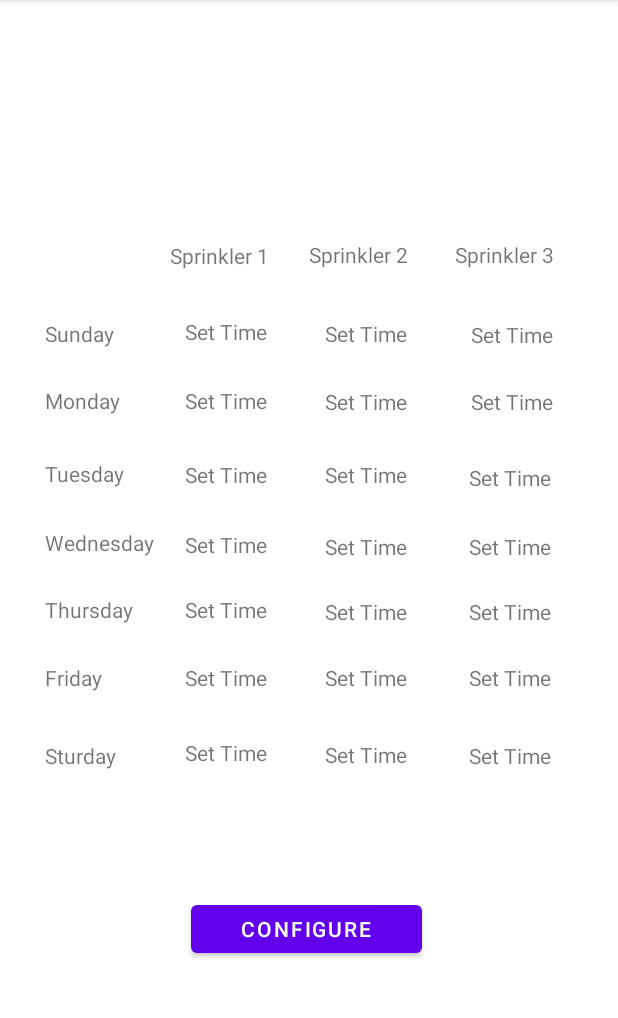
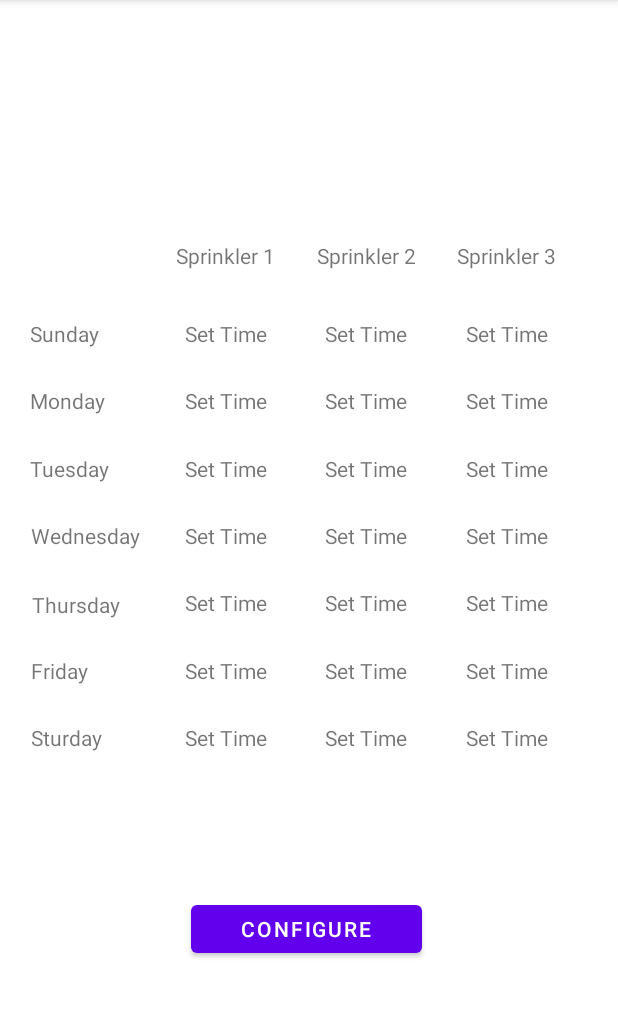
Before and after one commit to AviK-codes/AndroidMQTT, an Android app: the MainActivityMqttSetting screen opened directly, with no data from a screen before it, after a tap on "CONFIGURE", on a phone screen of 412 x 824 dp, the part 84-1102 px from its top. Run offline under Robolectric (Android 15) with nearby library versions, the phone set to English and light mode, and no system bars; libraries missing offline, so code that uses them is left out: org.eclipse.paho.

```diff
--- a/app/src/main/java/com/example/test2/MainActivity.java
+++ b/app/src/main/java/com/example/test2/MainActivity.java
@@ -51,6 +51,7 @@ public class MainActivity extends AppCompatActivity {
     String subtopic = "iot-2/type/aweHGH7/id/irri555/evt/+/fmt/json";
     public MqttAndroidClient mqttAndroidClient;
     String devicedata="";
+    private static MainActivity instance;
 
     /*
         final String url = "tcp://broker.emqx.io";
@@ -65,6 +66,7 @@ public class MainActivity extends AppCompatActivity {
     protected void onCreate(Bundle savedInstanceState) {
         super.onCreate(savedInstanceState);
         setContentView(R.layout.activity_main);
+        instance = this;
 
         final int CONNECTION_TIMEOUT = 600;
         final int KEEP_ALIVE_INTERVAL = 200;
@@ -74,7 +76,7 @@ public class MainActivity extends AppCompatActivity {
         //dataReceived.setElegantTextHeight(true);
         //dataReceived.setInputType(InputType.TYPE_TEXT_FLAG_MULTI_LINE);
         //dataReceived.setSingleLine(false);
-
+        dataReceived.setMovementMethod(new ScrollingMovementMethod());
         //startMqtt();
         mqttAndroidClient = new MqttAndroidClient(this.getApplicationContext(), url, clientId);
         mqttAndroidClient.setCallback(new MqttCallback() {
@@ -227,6 +229,27 @@ public class MainActivity extends AppCompatActivity {
      Intent intent = new Intent(MainActivity.this, MainActivityMqttSetting.class);
      startActivity(intent);
     }
+
+    public static MainActivity getInstance() {
+        return instance;
+    }
+
+    public void SetDeviceSettings(String msg_header, String msg)
+    {
+        devicedata="";
+        try {
+            if (link_status == true)
+            {
+                Log.w("Mqtt", "Publishing message..");
+                //mqttAndroidClient.publish("iot-2/type/aweHGH7/id/irri555/cmd/solenoid1daytimeduration/fmt/json", new MqttMessage("{'Sunday' : ['1','1','1'], 'Monday' : ['2','2', '2'], 'Tuesday' : ['3','3','4'], 'wednesday' : ['5','5','5']}".getBytes()));
+                Log.w("jsonarray Sprink header tx", msg_header);
+                Log.w("jsonarray Sprink msg tx", msg);
+                mqttAndroidClient.publish(msg_header, new MqttMessage(msg.getBytes()));
+            }
+        } catch (MqttException e) {
+            e.printStackTrace();
+        }
+    }
 }
 /*
     private void startMqtt(){
--- a/app/src/main/java/com/example/test2/MainActivityMqttSetting.java
+++ b/app/src/main/java/com/example/test2/MainActivityMqttSetting.java
@@ -240,17 +240,17 @@ public class MainActivityMqttSetting extends AppCompatActivity
 
         for (int i=0; i<7; i++)
         {
-            timedarray1.put(Soleniod1DayTimeDuration[i][0]);
-            timedarray1.put(Soleniod1DayTimeDuration[i][1]);
-            timedarray1.put(Soleniod1DayTimeDuration[i][2]);
+            timedarray1.put(Integer.toString(Soleniod1DayTimeDuration[i][0]));
+            timedarray1.put(Integer.toString(Soleniod1DayTimeDuration[i][1]));
+            timedarray1.put(Integer.toString(Soleniod1DayTimeDuration[i][2]));
 
-            timedarray2.put(Soleniod2DayTimeDuration[i][0]);
-            timedarray2.put(Soleniod2DayTimeDuration[i][1]);
-            timedarray2.put(Soleniod2DayTimeDuration[i][2]);
+            timedarray2.put(Integer.toString(Soleniod2DayTimeDuration[i][0]));
+            timedarray2.put(Integer.toString(Soleniod2DayTimeDuration[i][1]));
+            timedarray2.put(Integer.toString(Soleniod2DayTimeDuration[i][2]));
 
-            timedarray3.put(Soleniod3DayTimeDuration[i][0]);
-            timedarray3.put(Soleniod3DayTimeDuration[i][1]);
-            timedarray3.put(Soleniod3DayTimeDuration[i][2]);
+            timedarray3.put(Integer.toString(Soleniod3DayTimeDuration[i][0]));
+            timedarray3.put(Integer.toString(Soleniod3DayTimeDuration[i][1]));
+            timedarray3.put(Integer.toString(Soleniod3DayTimeDuration[i][2]));
             try
             {
              jsonObjSprinkler1.put(daysofweek[i], timedarray1);
@@ -271,6 +271,9 @@ public class MainActivityMqttSetting extends AppCompatActivity
         if (createFile(this, "sprinkler1",jsonObjSprinkler1.toString())) Log.w("file1","OK");
         if (createFile(this, "sprinkler2",jsonObjSprinkler2.toString())) Log.w("file2","OK");
         if (createFile(this, "sprinkler3",jsonObjSprinkler3.toString())) Log.w("file3","OK");
+        MainActivity.getInstance().SetDeviceSettings("iot-2/type/aweHGH7/id/irri555/cmd/solenoid1daytimeduration/fmt/json",jsonObjSprinkler1.toString());
+        MainActivity.getInstance().SetDeviceSettings("iot-2/type/aweHGH7/id/irri555/cmd/solenoid2daytimeduration/fmt/json",jsonObjSprinkler2.toString());
+        MainActivity.getInstance().SetDeviceSettings("iot-2/type/aweHGH7/id/irri555/cmd/solenoid3daytimeduration/fmt/json",jsonObjSprinkler3.toString());
     }
 
     private String readFile(Context context, String fileName)
@@ -341,4 +344,5 @@ public class MainActivityMqttSetting extends AppCompatActivity
             e.printStackTrace();
         }
     }
+
 }
--- a/app/src/main/res/layout/activity_main_mqtt_setting.xml
+++ b/app/src/main/res/layout/activity_main_mqtt_setting.xml
@@ -20,7 +20,7 @@
         android:text="@string/monday_txt"
         app:layout_constraintBottom_toBottomOf="parent"
         app:layout_constraintEnd_toEndOf="parent"
-        app:layout_constraintHorizontal_bias="0.083"
+        app:layout_constraintHorizontal_bias="0.056"
         app:layout_constraintStart_toStartOf="parent"
         app:layout_constraintTop_toTopOf="parent"
         app:layout_constraintVertical_bias="0.344" />
@@ -32,10 +32,10 @@
         android:text="@string/sturday_txt"
         app:layout_constraintBottom_toBottomOf="parent"
         app:layout_constraintEnd_toEndOf="parent"
-        app:layout_constraintHorizontal_bias="0.082"
+        app:layout_constraintHorizontal_bias="0.056"
         app:layout_constraintStart_toStartOf="parent"
         app:layout_constraintTop_toTopOf="parent"
-        app:layout_constraintVertical_bias="0.66" />
+        app:layout_constraintVertical_bias="0.644" />
 
     <TextView
         android:id="@+id/textViewsp1d5"
@@ -48,7 +48,7 @@
         app:layout_constraintHorizontal_bias="0.345"
         app:layout_constraintStart_toStartOf="parent"
         app:layout_constraintTop_toTopOf="parent"
-        app:layout_constraintVertical_bias="0.59000003" />
+        app:layout_constraintVertical_bias="0.584" />
 
     <TextView
         android:id="@+id/textViewsp1d0"
@@ -61,7 +61,7 @@
         app:layout_constraintHorizontal_bias="0.345"
         app:layout_constraintStart_toStartOf="parent"
         app:layout_constraintTop_toTopOf="parent"
-        app:layout_constraintVertical_bias="0.282" />
+        app:layout_constraintVertical_bias="0.284" />
 
     <TextView
         android:id="@+id/textViewsp1d2"
@@ -74,7 +74,7 @@
         app:layout_constraintHorizontal_bias="0.345"
         app:layout_constraintStart_toStartOf="parent"
         app:layout_constraintTop_toTopOf="parent"
-        app:layout_constraintVertical_bias="0.41" />
+        app:layout_constraintVertical_bias="0.404" />
 
     <TextView
         android:id="@+id/textViewsp1d3"
@@ -87,7 +87,7 @@
         app:layout_constraintHorizontal_bias="0.345"
         app:layout_constraintStart_toStartOf="parent"
         app:layout_constraintTop_toTopOf="parent"
-        app:layout_constraintVertical_bias="0.472" />
+        app:layout_constraintVertical_bias="0.464" />
 
     <TextView
         android:id="@+id/textViewsp1d4"
@@ -100,7 +100,7 @@
         app:layout_constraintHorizontal_bias="0.345"
         app:layout_constraintStart_toStartOf="parent"
         app:layout_constraintTop_toTopOf="parent"
-        app:layout_constraintVertical_bias="0.53" />
+        app:layout_constraintVertical_bias="0.524" />
 
     <TextView
         android:id="@+id/textViewsp1d1"
@@ -126,7 +126,7 @@
         app:layout_constraintHorizontal_bias="0.606"
         app:layout_constraintStart_toStartOf="parent"
         app:layout_constraintTop_toTopOf="parent"
-        app:layout_constraintVertical_bias="0.532" />
+        app:layout_constraintVertical_bias="0.524" />
 
     <TextView
         android:id="@+id/textViewsp2d5"
@@ -139,7 +139,7 @@
         app:layout_constraintHorizontal_bias="0.606"
         app:layout_constraintStart_toStartOf="parent"
         app:layout_constraintTop_toTopOf="parent"
-        app:layout_constraintVertical_bias="0.59" />
+        app:layout_constraintVertical_bias="0.584" />
 
     <TextView
         android:id="@+id/textViewSprinkler2"
@@ -148,10 +148,10 @@
         android:text="Sprinkler 2"
         app:layout_constraintBottom_toBottomOf="parent"
         app:layout_constraintEnd_toEndOf="parent"
-        app:layout_constraintHorizontal_bias="0.595"
+        app:layout_constraintHorizontal_bias="0.61"
         app:layout_constraintStart_toStartOf="parent"
         app:layout_constraintTop_toTopOf="parent"
-        app:layout_constraintVertical_bias="0.214" />
+        app:layout_constraintVertical_bias="0.215" />
 
     <TextView
         android:id="@+id/textViewsp2d2"
@@ -164,7 +164,7 @@
         app:layout_constraintHorizontal_bias="0.606"
         app:layout_constraintStart_toStartOf="parent"
         app:layout_constraintTop_toTopOf="parent"
-        app:layout_constraintVertical_bias="0.41" />
+        app:layout_constraintVertical_bias="0.404" />
 
     <TextView
         android:id="@+id/textViewsp3d1"
@@ -174,10 +174,10 @@
         android:text="TextView"
         app:layout_constraintBottom_toBottomOf="parent"
         app:layout_constraintEnd_toEndOf="parent"
-        app:layout_constraintHorizontal_bias="0.878"
+        app:layout_constraintHorizontal_bias="0.87"
         app:layout_constraintStart_toStartOf="parent"
         app:layout_constraintTop_toTopOf="parent"
-        app:layout_constraintVertical_bias="0.345" />
+        app:layout_constraintVertical_bias="0.344" />
 
     <TextView
         android:id="@+id/textViewsp3d3"
@@ -187,10 +187,10 @@
         android:text="TextView"
         app:layout_constraintBottom_toBottomOf="parent"
         app:layout_constraintEnd_toEndOf="parent"
-        app:layout_constraintHorizontal_bias="0.875"
+        app:layout_constraintHorizontal_bias="0.87"
         app:layout_constraintStart_toStartOf="parent"
         app:layout_constraintTop_toTopOf="parent"
-        app:layout_constraintVertical_bias="0.474" />
+        app:layout_constraintVertical_bias="0.464" />
 
     <TextView
         android:id="@+id/textViewsp3d5"
@@ -200,10 +200,10 @@
         android:text="TextView"
         app:layout_constraintBottom_toBottomOf="parent"
         app:layout_constraintEnd_toEndOf="parent"
-        app:layout_constraintHorizontal_bias="0.875"
+        app:layout_constraintHorizontal_bias="0.87"
         app:layout_constraintStart_toStartOf="parent"
         app:layout_constraintTop_toTopOf="parent"
-        app:layout_constraintVertical_bias="0.59000003" />
+        app:layout_constraintVertical_bias="0.584" />
 
     <TextView
         android:id="@+id/textViewsp3d6"
@@ -213,10 +213,10 @@
         android:text="TextView"
         app:layout_constraintBottom_toBottomOf="parent"
         app:layout_constraintEnd_toEndOf="parent"
-        app:layout_constraintHorizontal_bias="0.875"
+        app:layout_constraintHorizontal_bias="0.87"
         app:layout_constraintStart_toStartOf="parent"
         app:layout_constraintTop_toTopOf="parent"
-        app:layout_constraintVertical_bias="0.66" />
+        app:layout_constraintVertical_bias="0.644" />
 
     <TextView
         android:id="@+id/textViewsp3d0"
@@ -226,10 +226,10 @@
         android:text="TextView"
         app:layout_constraintBottom_toBottomOf="parent"
         app:layout_constraintEnd_toEndOf="parent"
-        app:layout_constraintHorizontal_bias="0.878"
+        app:layout_constraintHorizontal_bias="0.870"
         app:layout_constraintStart_toStartOf="parent"
         app:layout_constraintTop_toTopOf="parent"
-        app:layout_constraintVertical_bias="0.285" />
+        app:layout_constraintVertical_bias="0.284" />
 
     <TextView
         android:id="@+id/textViewSprinkler3"
@@ -238,10 +238,10 @@
         android:text="Sprinkler 3"
         app:layout_constraintBottom_toBottomOf="parent"
         app:layout_constraintEnd_toEndOf="parent"
-        app:layout_constraintHorizontal_bias="0.877"
+        app:layout_constraintHorizontal_bias="0.88"
         app:layout_constraintStart_toStartOf="parent"
         app:layout_constraintTop_toTopOf="parent"
-        app:layout_constraintVertical_bias="0.214" />
+        app:layout_constraintVertical_bias="0.215" />
 
     <TextView
         android:id="@+id/textViewsp3d2"
@@ -251,10 +251,10 @@
         android:text="TextView"
         app:layout_constraintBottom_toBottomOf="parent"
         app:layout_constraintEnd_toEndOf="parent"
-        app:layout_constraintHorizontal_bias="0.875"
+        app:layout_constraintHorizontal_bias="0.87"
         app:layout_constraintStart_toStartOf="parent"
         app:layout_constraintTop_toTopOf="parent"
-        app:layout_constraintVertical_bias="0.412" />
+        app:layout_constraintVertical_bias="0.404" />
 
     <TextView
         android:id="@+id/textViewsp3d4"
@@ -264,10 +264,10 @@
         android:text="TextView"
         app:layout_constraintBottom_toBottomOf="parent"
         app:layout_constraintEnd_toEndOf="parent"
-        app:layout_constraintHorizontal_bias="0.875"
+        app:layout_constraintHorizontal_bias="0.87"
         app:layout_constraintStart_toStartOf="parent"
         app:layout_constraintTop_toTopOf="parent"
-        app:layout_constraintVertical_bias="0.532" />
+        app:layout_constraintVertical_bias="0.524" />
 
     <TextView
         android:id="@+id/textViewsp2d6"
@@ -280,7 +280,7 @@
         app:layout_constraintHorizontal_bias="0.606"
         app:layout_constraintStart_toStartOf="parent"
         app:layout_constraintTop_toTopOf="parent"
-        app:layout_constraintVertical_bias="0.659" />
+        app:layout_constraintVertical_bias="0.644" />
 
     <TextView
         android:id="@+id/textViewsp2d3"
@@ -293,7 +293,7 @@
         app:layout_constraintHorizontal_bias="0.606"
         app:layout_constraintStart_toStartOf="parent"
         app:layout_constraintTop_toTopOf="parent"
-        app:layout_constraintVertical_bias="0.474" />
+        app:layout_constraintVertical_bias="0.464" />
 
     <TextView
         android:id="@+id/textViewsp2d1"
@@ -306,7 +306,7 @@
         app:layout_constraintHorizontal_bias="0.606"
         app:layout_constraintStart_toStartOf="parent"
         app:layout_constraintTop_toTopOf="parent"
-        app:layout_constraintVertical_bias="0.345" />
+        app:layout_constraintVertical_bias="0.344" />
 
     <TextView
         android:id="@+id/textViewsp2d0"
@@ -328,7 +328,7 @@
         android:text="Sprinkler 1"
         app:layout_constraintBottom_toBottomOf="parent"
         app:layout_constraintEnd_toEndOf="parent"
-        app:layout_constraintHorizontal_bias="0.328"
+        app:layout_constraintHorizontal_bias="0.34"
         app:layout_constraintStart_toStartOf="parent"
         app:layout_constraintTop_toTopOf="parent"
         app:layout_constraintVertical_bias="0.215" />
@@ -344,7 +344,7 @@
         app:layout_constraintHorizontal_bias="0.345"
         app:layout_constraintStart_toStartOf="parent"
         app:layout_constraintTop_toTopOf="parent"
-        app:layout_constraintVertical_bias="0.657" />
+        app:layout_constraintVertical_bias="0.644" />
 
     <TextView
         android:id="@+id/textView93"
@@ -354,10 +354,10 @@
         android:text="@string/thursday_txt"
         app:layout_constraintBottom_toBottomOf="parent"
         app:layout_constraintEnd_toEndOf="parent"
-        app:layout_constraintHorizontal_bias="0.084"
+        app:layout_constraintHorizontal_bias="0.06"
         app:layout_constraintStart_toStartOf="parent"
         app:layout_constraintTop_toTopOf="parent"
-        app:layout_constraintVertical_bias="0.529" />
+        app:layout_constraintVertical_bias="0.524" />
 
     <TextView
         android:id="@+id/textView92"
@@ -366,10 +366,10 @@
         android:text="@string/wednesday_txt"
         app:layout_constraintBottom_toBottomOf="parent"
         app:layout_constraintEnd_toEndOf="parent"
-        app:layout_constraintHorizontal_bias="0.088"
+        app:layout_constraintHorizontal_bias="0.06"
         app:layout_constraintStart_toStartOf="parent"
         app:layout_constraintTop_toTopOf="parent"
-        app:layout_constraintVertical_bias="0.47" />
+        app:layout_constraintVertical_bias="0.464" />
 
     <TextView
         android:id="@+id/textViewFriday"
@@ -378,10 +378,10 @@
         android:text="@string/friday_txt"
         app:layout_constraintBottom_toBottomOf="parent"
         app:layout_constraintEnd_toEndOf="parent"
-        app:layout_constraintHorizontal_bias="0.08"
+        app:layout_constraintHorizontal_bias="0.056"
         app:layout_constraintStart_toStartOf="parent"
         app:layout_constraintTop_toTopOf="parent"
-        app:layout_constraintVertical_bias="0.59000003" />
+        app:layout_constraintVertical_bias="0.584" />
 
     <TextView
         android:id="@+id/textView91"
@@ -390,10 +390,10 @@
         android:text="@string/tuesday_txt"
         app:layout_constraintBottom_toBottomOf="parent"
         app:layout_constraintEnd_toEndOf="parent"
-        app:layout_constraintHorizontal_bias="0.083"
+        app:layout_constraintHorizontal_bias="0.056"
         app:layout_constraintStart_toStartOf="parent"
         app:layout_constraintTop_toTopOf="parent"
-        app:layout_constraintVertical_bias="0.409" />
+        app:layout_constraintVertical_bias="0.404" />
 
     <TextView
         android:id="@+id/textView89"
@@ -402,7 +402,7 @@
         android:text="@string/sunday_txt"
         app:layout_constraintBottom_toBottomOf="parent"
         app:layout_constraintEnd_toEndOf="parent"
-        app:layout_constraintHorizontal_bias="0.082"
+        app:layout_constraintHorizontal_bias="0.055"
         app:layout_constraintStart_toStartOf="parent"
         app:layout_constraintTop_toTopOf="parent"
         app:layout_constraintVertical_bias="0.284" />
```
Also changed, not shown: app/src/main/res/layout/activity_main.xml (+22 -18 lines).
